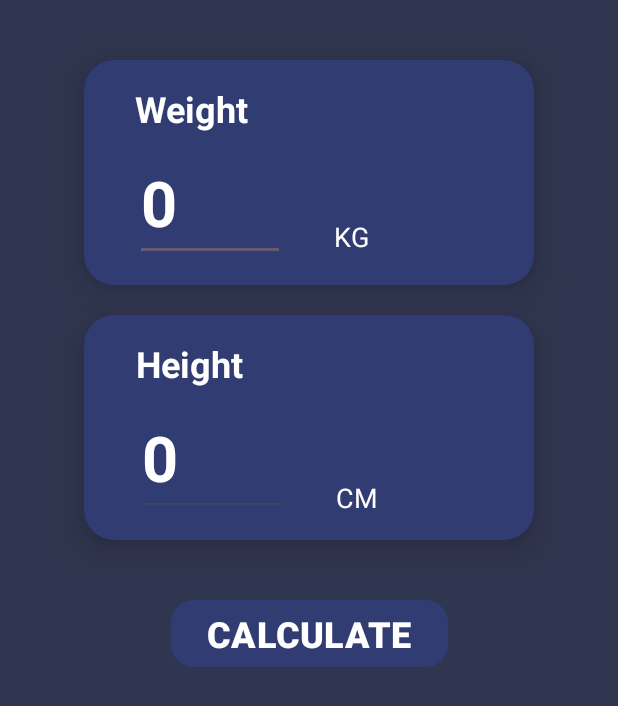
After one commit to musfiqur552608/BMI-Calculator-B3, an Android app: the layout activity_bmiactivity.xml on its own in the app's theme, with its tools: preview values and no code run, on a phone screen of 412 x 824 dp. The commit adds this screen. Shown: the top 706 px of the screen. Run offline under Robolectric (Android 15) with nearby library versions, the phone set to English and light mode, and no system bars; Roboto replaces fonts that are not available here.

Commit message:
Bmi calculator done

```diff
--- a/app/build.gradle.kts
+++ b/app/build.gradle.kts
@@ -33,6 +33,9 @@ android {
     kotlinOptions {
         jvmTarget = "1.8"
     }
+    buildFeatures{
+        viewBinding = true
+    }
 }
 
 dependencies {
--- a/app/src/main/AndroidManifest.xml
+++ b/app/src/main/AndroidManifest.xml
@@ -13,6 +13,9 @@
         android:theme="@style/Theme.BMICalculator"
         tools:targetApi="31">
         <activity
+            android:name=".BMIActivity"
+            android:exported="false" />
+        <activity
             android:name=".MainActivity"
             android:exported="true">
             <intent-filter>
@@ -21,6 +24,7 @@
                 <category android:name="android.intent.category.LAUNCHER" />
             </intent-filter>
         </activity>
+
         <meta-data
             android:name="preloaded_fonts"
             android:resource="@array/preloaded_fonts" />
--- /dev/null
+++ b/app/src/main/java/org/freedu/bmicalculator/BMIActivity.kt
@@ -0,0 +1,85 @@
+package org.freedu.bmicalculator
+
+import android.os.Bundle
+import android.view.View
+import android.widget.Toast
+import androidx.activity.enableEdgeToEdge
+import androidx.appcompat.app.AppCompatActivity
+import androidx.core.content.ContextCompat
+import androidx.core.view.ViewCompat
+import androidx.core.view.WindowInsetsCompat
+import org.freedu.bmicalculator.databinding.ActivityBmiactivityBinding
+
+class BMIActivity : AppCompatActivity() {
+    lateinit var binding: ActivityBmiactivityBinding
+    override fun onCreate(savedInstanceState: Bundle?) {
+        super.onCreate(savedInstanceState)
+        binding = ActivityBmiactivityBinding.inflate(layoutInflater)
+        setContentView(binding.root)
+
+        binding.calBtn.setOnClickListener {
+            binding.calCard.setVisibility(View.VISIBLE)
+            val weight = binding.weightEt.text.toString()
+            val height = binding.heightEt.text.toString()
+
+            if(validateInput(weight, height)){
+                val bmi = weight.toDouble()/((height.toDouble()/100)*(height.toDouble()/100))
+                val bmiDigit = String.format("%.2f", bmi).toDouble()
+                displayResult(bmiDigit)
+            }
+
+        }
+    }
+
+    private fun displayResult(bmiDigit: Double) {
+        var result = ""
+        var color = 0
+        var range = ""
+
+        when{
+            bmiDigit<18.50->{
+                result = "Underweight"
+                color = R.color.under_weight
+                range = "(Underweight range is less than 18.50)"
+            }
+            bmiDigit in 18.50..24.99->{
+                result = "Healthy"
+                color = R.color.normal
+                range = "(Healthy range is 18.50 -24.99)"
+            }
+            bmiDigit in 25.00..29.99->{
+                result = "Overweight"
+                color = R.color.over_weight
+                range = "(Overweight range is 25.00-29.99)"
+            }
+
+            bmiDigit>29.99->{
+                result = "Obese"
+                color = R.color.obese
+                range = "(Obese range is greater than 29.99)"
+            }
+        }
+        binding.countTxt.setTextColor(ContextCompat.getColor(this, color))
+        binding.countTxt.text = bmiDigit.toString()
+        binding.resultTxt.setTextColor(ContextCompat.getColor(this, color))
+        binding.resultTxt.text = result
+        binding.rangeTxt.setTextColor(ContextCompat.getColor(this, color))
+        binding.rangeTxt.text = range
+    }
+
+    private fun validateInput(weight:String, height:String):Boolean{
+        return when{
+            weight.isNullOrEmpty()->{
+                Toast.makeText(this, "Weight is empty", Toast.LENGTH_SHORT).show()
+                return false
+            }
+            height.isNullOrEmpty()->{
+                Toast.makeText(this, "Height is empty", Toast.LENGTH_SHORT).show()
+                return false
+            }
+            else->{
+                return true
+            }
+        }
+    }
+}
--- a/app/src/main/java/org/freedu/bmicalculator/MainActivity.kt
+++ b/app/src/main/java/org/freedu/bmicalculator/MainActivity.kt
@@ -1,6 +1,9 @@
 package org.freedu.bmicalculator
 
+import android.content.Intent
 import android.os.Bundle
+import android.os.Handler
+import android.os.Looper
 import androidx.activity.enableEdgeToEdge
 import androidx.appcompat.app.AppCompatActivity
 import androidx.core.view.ViewCompat
@@ -11,5 +14,9 @@ class MainActivity : AppCompatActivity() {
         super.onCreate(savedInstanceState)
         setContentView(R.layout.activity_main)
 
+        Handler(Looper.getMainLooper()).postDelayed({
+            startActivity(Intent(this@MainActivity, BMIActivity::class.java))
+        }, 3000)
+
     }
 }
--- /dev/null
+++ b/app/src/main/res/layout/activity_bmiactivity.xml
@@ -0,0 +1,212 @@
+<?xml version="1.0" encoding="utf-8"?>
+<androidx.constraintlayout.widget.ConstraintLayout xmlns:android="http://schemas.android.com/apk/res/android"
+    xmlns:app="http://schemas.android.com/apk/res-auto"
+    xmlns:tools="http://schemas.android.com/tools"
+    android:id="@+id/main"
+    android:layout_width="match_parent"
+    android:layout_height="match_parent"
+    android:background="@color/dark_ash"
+    tools:context=".BMIActivity">
+
+    <androidx.cardview.widget.CardView
+        android:id="@+id/cardView"
+        android:layout_width="300dp"
+        android:layout_height="150dp"
+        android:layout_marginTop="40dp"
+        app:cardBackgroundColor="@color/dark_blue"
+        app:cardCornerRadius="20dp"
+        app:cardElevation="15dp"
+        app:cardMaxElevation="15dp"
+        app:layout_constraintEnd_toEndOf="parent"
+        app:layout_constraintStart_toStartOf="parent"
+        app:layout_constraintTop_toTopOf="parent">
+
+        <androidx.constraintlayout.widget.ConstraintLayout
+            android:layout_width="match_parent"
+            android:layout_height="match_parent">
+
+            <TextView
+                android:id="@+id/weightTxt"
+                android:layout_width="wrap_content"
+                android:layout_height="wrap_content"
+                android:layout_marginTop="16dp"
+                android:text="Weight"
+                android:textColor="@color/white"
+                android:textSize="24sp"
+                android:textStyle="bold"
+                app:layout_constraintEnd_toEndOf="parent"
+                app:layout_constraintHorizontal_bias="0.151"
+                app:layout_constraintStart_toStartOf="parent"
+                app:layout_constraintTop_toTopOf="parent" />
+
+            <EditText
+                android:id="@+id/weightEt"
+                android:layout_width="100dp"
+                android:layout_height="wrap_content"
+                android:layout_marginTop="8dp"
+                android:hint="0"
+                android:inputType="number"
+                android:textColor="@color/white"
+                android:textColorHint="@color/white"
+                android:textSize="42sp"
+                android:textStyle="bold"
+                app:layout_constraintEnd_toEndOf="@+id/weightTxt"
+                app:layout_constraintHorizontal_bias="0.0"
+                app:layout_constraintStart_toStartOf="@+id/weightTxt"
+                app:layout_constraintTop_toBottomOf="@+id/weightTxt" />
+
+            <TextView
+                android:id="@+id/kgTxt"
+                android:layout_width="wrap_content"
+                android:layout_height="wrap_content"
+                android:text="KG"
+                android:textColor="@color/white"
+                android:textSize="18sp"
+                app:layout_constraintBottom_toBottomOf="@+id/weightEt"
+                app:layout_constraintEnd_toEndOf="parent"
+                app:layout_constraintHorizontal_bias="0.23"
+                app:layout_constraintStart_toEndOf="@+id/weightEt"
+                app:layout_constraintTop_toBottomOf="@+id/weightTxt"
+                app:layout_constraintVertical_bias="0.939" />
+        </androidx.constraintlayout.widget.ConstraintLayout>
+
+    </androidx.cardview.widget.CardView>
+
+    <androidx.cardview.widget.CardView
+        android:id="@+id/cardView1"
+        android:layout_width="300dp"
+        android:layout_height="150dp"
+        android:layout_marginTop="20dp"
+        app:cardBackgroundColor="@color/dark_blue"
+        app:cardCornerRadius="20dp"
+        app:cardElevation="15dp"
+        app:cardMaxElevation="15dp"
+        app:layout_constraintEnd_toEndOf="@+id/cardView"
+        app:layout_constraintStart_toStartOf="@+id/cardView"
+        app:layout_constraintTop_toBottomOf="@+id/cardView">
+
+        <androidx.constraintlayout.widget.ConstraintLayout
+            android:layout_width="match_parent"
+            android:layout_height="match_parent">
+
+            <TextView
+                android:id="@+id/heightTxt"
+                android:layout_width="wrap_content"
+                android:layout_height="wrap_content"
+                android:layout_marginTop="16dp"
+                android:text="Height"
+                android:textColor="@color/white"
+                android:textSize="24sp"
+                android:textStyle="bold"
+                app:layout_constraintEnd_toEndOf="parent"
+                app:layout_constraintHorizontal_bias="0.151"
+                app:layout_constraintStart_toStartOf="parent"
+                app:layout_constraintTop_toTopOf="parent" />
+
+            <EditText
+                android:id="@+id/heightEt"
+                android:layout_width="100dp"
+                android:layout_height="wrap_content"
+                android:layout_marginTop="8dp"
+                android:hint="0"
+                android:inputType="number"
+                android:textColor="@color/white"
+                android:textColorHint="@color/white"
+                android:textSize="42sp"
+                android:textStyle="bold"
+                app:layout_constraintEnd_toEndOf="@+id/heightTxt"
+                app:layout_constraintHorizontal_bias="0.0"
+                app:layout_constraintStart_toStartOf="@+id/heightTxt"
+                app:layout_constraintTop_toBottomOf="@+id/heightTxt" />
+
+            <TextView
+                android:id="@+id/cmTxt"
+                android:layout_width="wrap_content"
+                android:layout_height="wrap_content"
+                android:text="CM"
+                android:textColor="@color/white"
+                android:textSize="18sp"
+                app:layout_constraintBottom_toBottomOf="@+id/heightEt"
+                app:layout_constraintEnd_toEndOf="parent"
+                app:layout_constraintHorizontal_bias="0.244"
+                app:layout_constraintStart_toEndOf="@+id/heightEt"
+                app:layout_constraintTop_toTopOf="@+id/heightEt"
+                app:layout_constraintVertical_bias="1.0" />
+        </androidx.constraintlayout.widget.ConstraintLayout>
+
+    </androidx.cardview.widget.CardView>
+
+    <Button
+        android:id="@+id/calBtn"
+        android:layout_width="wrap_content"
+        android:layout_height="wrap_content"
+        android:layout_marginTop="36dp"
+        android:backgroundTint="@color/dark_blue"
+        android:text="CALCULATE"
+        android:textSize="24sp"
+        android:textStyle="bold"
+        app:cornerRadius="15dp"
+        app:layout_constraintEnd_toEndOf="@+id/cardView1"
+        app:layout_constraintStart_toStartOf="@+id/cardView1"
+        app:layout_constraintTop_toBottomOf="@+id/cardView1" />
+
+    <androidx.cardview.widget.CardView
+        android:id="@+id/calCard"
+        android:layout_width="300dp"
+        android:layout_height="170dp"
+        android:layout_marginTop="40dp"
+        android:visibility = "gone"
+        app:cardBackgroundColor="@color/dark_blue"
+        app:cardCornerRadius="20dp"
+        app:cardElevation="15dp"
+        app:cardMaxElevation="15dp"
+        app:layout_constraintBottom_toBottomOf="parent"
+        app:layout_constraintEnd_toEndOf="@+id/calBtn"
+        app:layout_constraintHorizontal_bias="0.508"
+        app:layout_constraintStart_toStartOf="@+id/calBtn"
+        app:layout_constraintTop_toBottomOf="@+id/calBtn"
+        app:layout_constraintVertical_bias="0.0">
+
+        <androidx.constraintlayout.widget.ConstraintLayout
+            android:layout_width="match_parent"
+            android:layout_height="match_parent">
+
+            <TextView
+                android:id="@+id/countTxt"
+                android:layout_width="wrap_content"
+                android:layout_height="wrap_content"
+                android:layout_marginTop="12dp"
+                android:textColor="@color/white"
+                android:textSize="44sp"
+                android:textStyle="bold"
+                app:layout_constraintEnd_toEndOf="parent"
+                app:layout_constraintStart_toStartOf="parent"
+                app:layout_constraintTop_toTopOf="parent" />
+
+            <TextView
+                android:id="@+id/resultTxt"
+                android:layout_width="wrap_content"
+                android:layout_height="wrap_content"
+                android:layout_marginTop="8dp"
+                android:textColor="@color/white"
+                android:textSize="24sp"
+                android:textStyle="bold"
+                app:layout_constraintEnd_toEndOf="@+id/countTxt"
+                app:layout_constraintStart_toStartOf="@+id/countTxt"
+                app:layout_constraintTop_toBottomOf="@+id/countTxt" />
+
+            <TextView
+                android:id="@+id/rangeTxt"
+                android:layout_width="wrap_content"
+                android:layout_height="wrap_content"
+                android:textColor="@color/white"
+                app:layout_constraintBottom_toBottomOf="parent"
+                app:layout_constraintEnd_toEndOf="@+id/resultTxt"
+                app:layout_constraintStart_toStartOf="@+id/resultTxt"
+                app:layout_constraintTop_toBottomOf="@+id/resultTxt" />
+        </androidx.constraintlayout.widget.ConstraintLayout>
+
+    </androidx.cardview.widget.CardView>
+
+
+</androidx.constraintlayout.widget.ConstraintLayout>
--- a/app/src/main/res/values/colors.xml
+++ b/app/src/main/res/values/colors.xml
@@ -3,4 +3,10 @@
     <color name="black">#FF000000</color>
     <color name="white">#FFFFFFFF</color>
     <color name="dark_ash">#313650</color>
+    <color name="dark_blue">#313C73</color>
+
+    <color name="under_weight">#FFE500</color>
+    <color name="normal">#08FB11</color>
+    <color name="over_weight">#FF0000</color>
+    <color name="obese">#FF0258</color>
 </resources>
```
